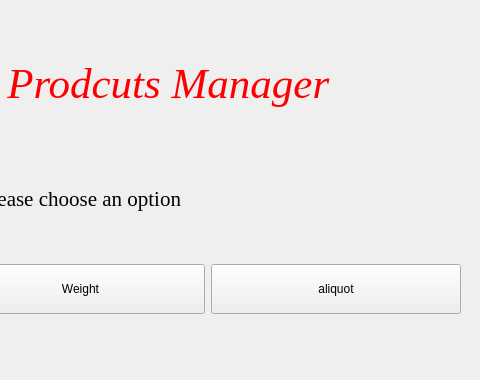
Above: src/main/python/main_window.ui from saberpharm/chemical_products_manager before the change; both pictures show x 320 to 800 and y 0 to 380 of the 800 by 380 pixel window. Below: the same form after it.
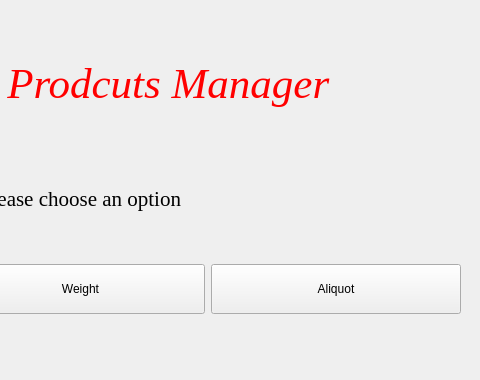
That is the form after the change.

Commit message: search dialog initial design

```diff
--- a/src/main/python/main_window.ui
+++ b/src/main/python/main_window.ui
@@ -163,7 +163,7 @@
           </size>
          </property>
          <property name="text">
-          <string>aliquot</string>
+          <string>Aliquot</string>
          </property>
         </widget>
        </item>
```
Left out of the diff: 6 changed lines with no effect on the pictures. The commit also changes 6 other files.
